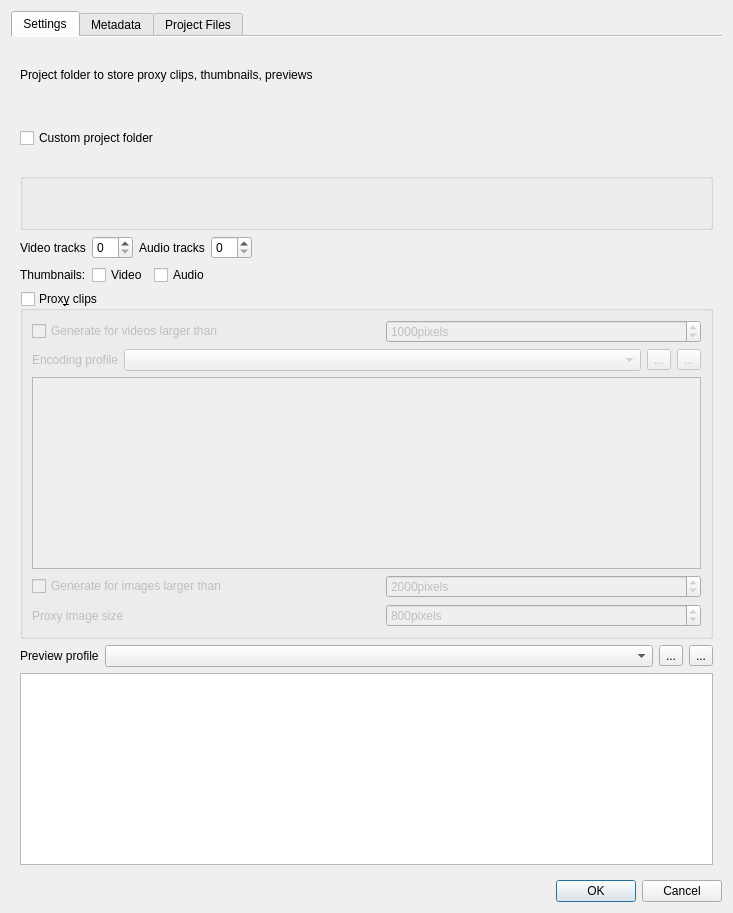
Qt form src/ui/projectsettings_ui.ui (KDE/kdenlive) before a commit.
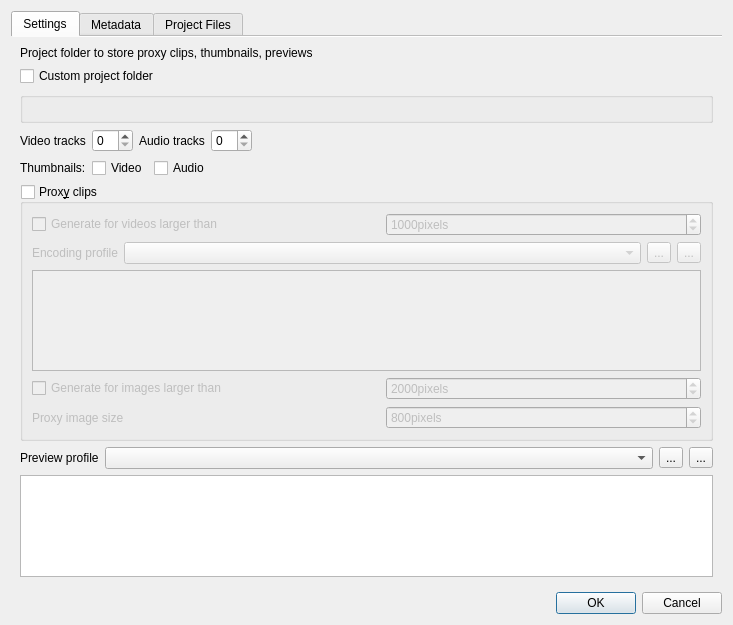
The same form after that commit. Custom widgets are drawn as their Qt base class.

Commit message: Revert recent config window size change

```diff
--- a/src/ui/projectsettings_ui.ui
+++ b/src/ui/projectsettings_ui.ui
@@ -7,7 +7,7 @@
     <x>0</x>
     <y>0</y>
     <width>733</width>
-    <height>913</height>
+    <height>625</height>
    </rect>
   </property>
   <property name="windowTitle">
```
